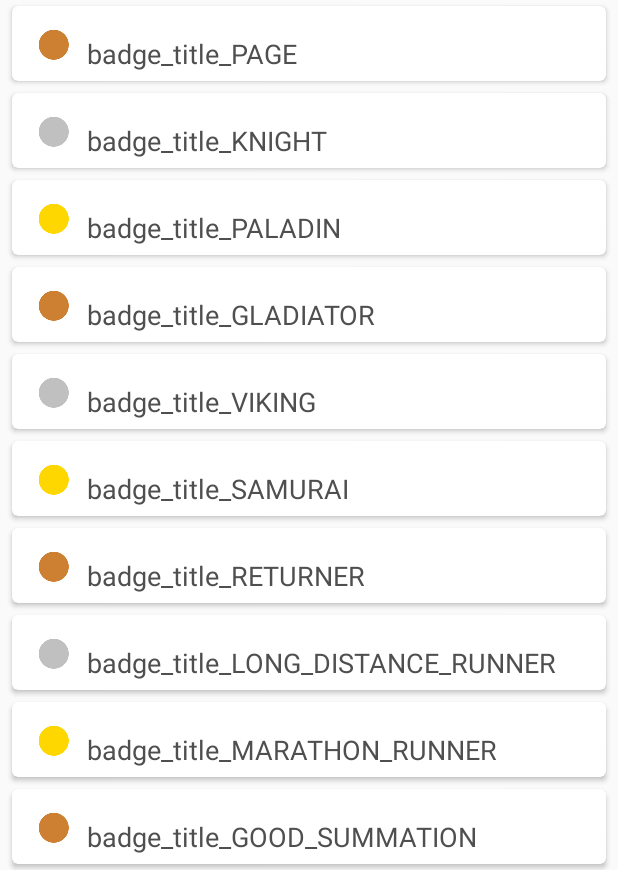
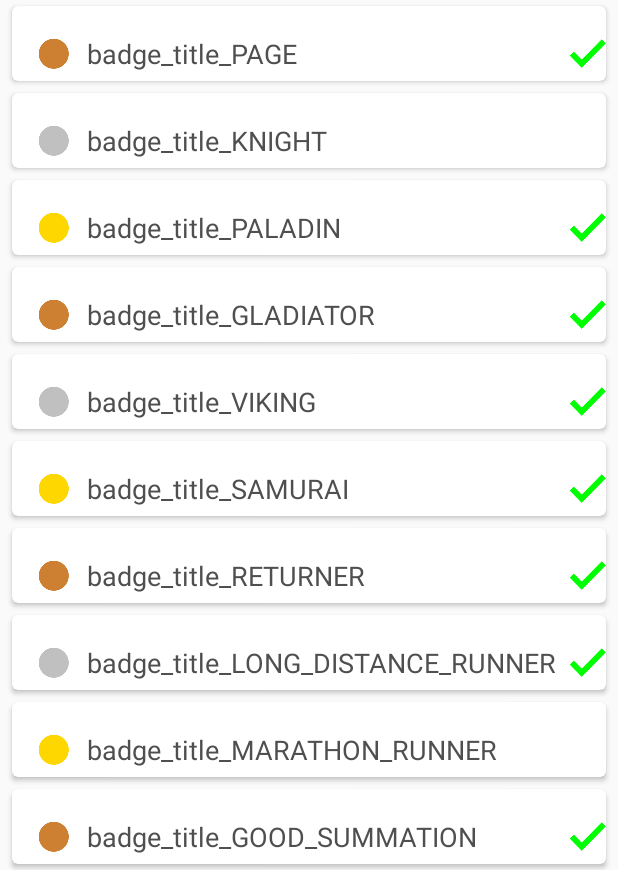
Before and after one commit to literakl/lelimath, an Android app: the screen it shows after launch (DashboardActivity), tab 2 chosen, on a phone screen of 412 x 824 dp, the part 366-1236 px from its top. Run offline under Robolectric (Android 15) with nearby library versions, the phone set to English and light mode, and no system bars; libraries missing offline, so code that uses them is left out: ch.qos.logback, com.j256.ormlite, org.slf4j; 48 statements that could not run were skipped.

Commit message:
fixing issue #9 - pridan indikator ziskani badge
git-svn-id: https://www.literak.cz/svn/lelisoft/LeliMath@171 da24d14a-7dfa-43c6-8752-2aa101e44d5d

```diff
--- a/app/src/main/java/lelisoft/com/lelimath/adapter/BadgeAdapter.java
+++ b/app/src/main/java/lelisoft/com/lelimath/adapter/BadgeAdapter.java
@@ -11,6 +11,7 @@ import java.util.List;
 
 import lelisoft.com.lelimath.R;
 import lelisoft.com.lelimath.data.Badge;
+import lelisoft.com.lelimath.helpers.Misc;
 
 /**
  * Adapter for ListView holding Badges
@@ -59,7 +60,7 @@ public class BadgeAdapter extends RecyclerView.Adapter<BadgeAdapter.ViewHolder>
             super(view);
             formulaView = (TextView) view.findViewById(R.id.badge_title);
             typeView = (ImageView) view.findViewById(R.id.badge_type);
-//            statusView = (ImageView) view.findViewById(R.id.fr_status);
+            statusView = (ImageView) view.findViewById(R.id.badge_status);
         }
 
         /**
@@ -79,6 +80,11 @@ public class BadgeAdapter extends RecyclerView.Adapter<BadgeAdapter.ViewHolder>
                 default:
                     typeView.setImageResource(R.drawable.ic_bronze_circle);
             }
+            if (Misc.getRandom().nextInt(10) > 3) {
+                statusView.setImageResource(R.drawable.ic_correct);
+            } else {
+                statusView.setImageResource(0);
+            }
         }
     }
 }
--- a/app/src/main/res/layout/template_list_badge.xml
+++ b/app/src/main/res/layout/template_list_badge.xml
@@ -16,14 +16,14 @@
         android:layout_height="match_parent"
         android:layout_marginLeft="16dp"
         android:layout_marginTop="14dp"
-        >
+        android:orientation="horizontal">
 
         <ImageView
             android:id="@+id/badge_type"
             android:src="@drawable/ic_gold_circle"
             android:layout_width="wrap_content"
             android:layout_height="wrap_content"
-            android:layout_gravity="right" />
+            android:layout_gravity="center_vertical" />
 
         <TextView
             android:id="@+id/badge_title"
@@ -33,15 +33,19 @@
             android:layout_marginLeft="10dp"
             android:text="@string/badge_title_KNIGHT"
             style="@style/PlayRecordHeader"
-            android:layout_gravity="center" />
+            android:layout_gravity="center_vertical" />
 
-<!--
+        <View
+            android:layout_width="0dp"
+            android:layout_height="0dp"
+            android:layout_weight="1"
+            />
+
         <ImageView
             android:id="@+id/badge_status"
             android:src="@drawable/ic_correct"
             android:layout_width="wrap_content"
             android:layout_height="wrap_content"
-            android:layout_gravity="right" />
--->
+            android:layout_gravity="center_vertical" />
     </LinearLayout>
 </android.support.v7.widget.CardView>
```
